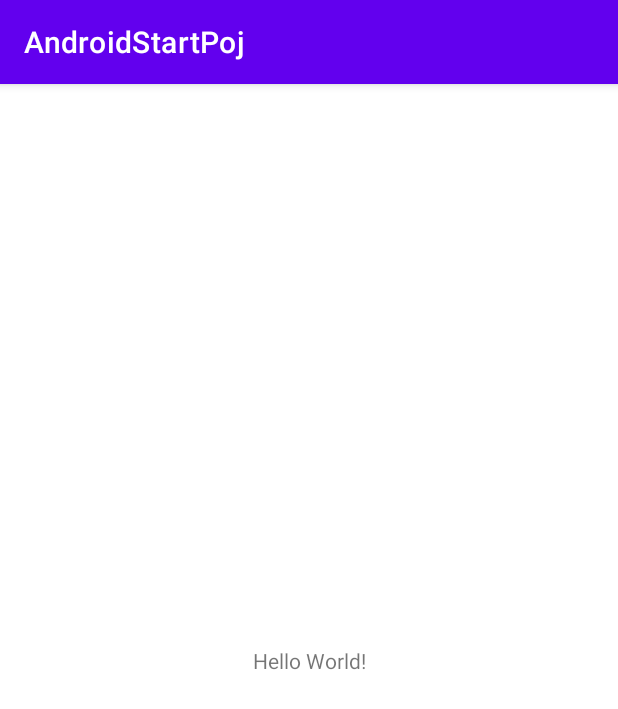
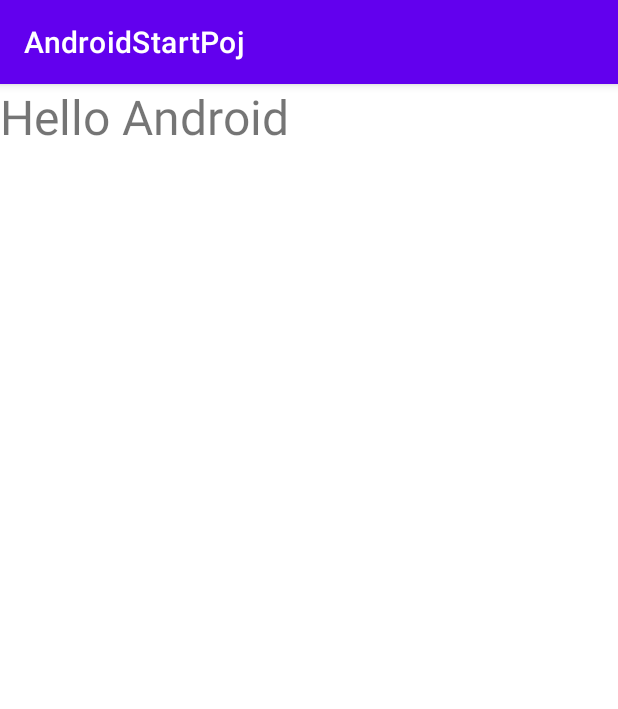
Before and after one commit to Fot0Nz/AndroidStartPoj, an Android app: the screen it shows after launch (MainActivity), on a phone screen of 412 x 824 dp. Shown: the top 709 px of the screen. Run offline under Robolectric (Android 15) with nearby library versions, the phone set to English and light mode, and no system bars.

Commit message:
Added java screen configuration example

```diff
--- a/app/src/main/java/ru/synergy/androidstartpoj/MainActivity.java
+++ b/app/src/main/java/ru/synergy/androidstartpoj/MainActivity.java
@@ -3,12 +3,22 @@ package ru.synergy.androidstartpoj;
 import androidx.appcompat.app.AppCompatActivity;
 
 import android.os.Bundle;
+import android.widget.TextView;
 
 public class MainActivity extends AppCompatActivity {
 
     @Override
     protected void onCreate(Bundle savedInstanceState) {
         super.onCreate(savedInstanceState);
-        setContentView(R.layout.activity_main);
+       // setContentView(R.layout.activity_main);
+
+        TextView textView = new TextView( this);
+
+        textView.setText("Hello Android");
+
+        textView.setTextSize(32);
+
+        setContentView(textView);
+
     }
 }
```
